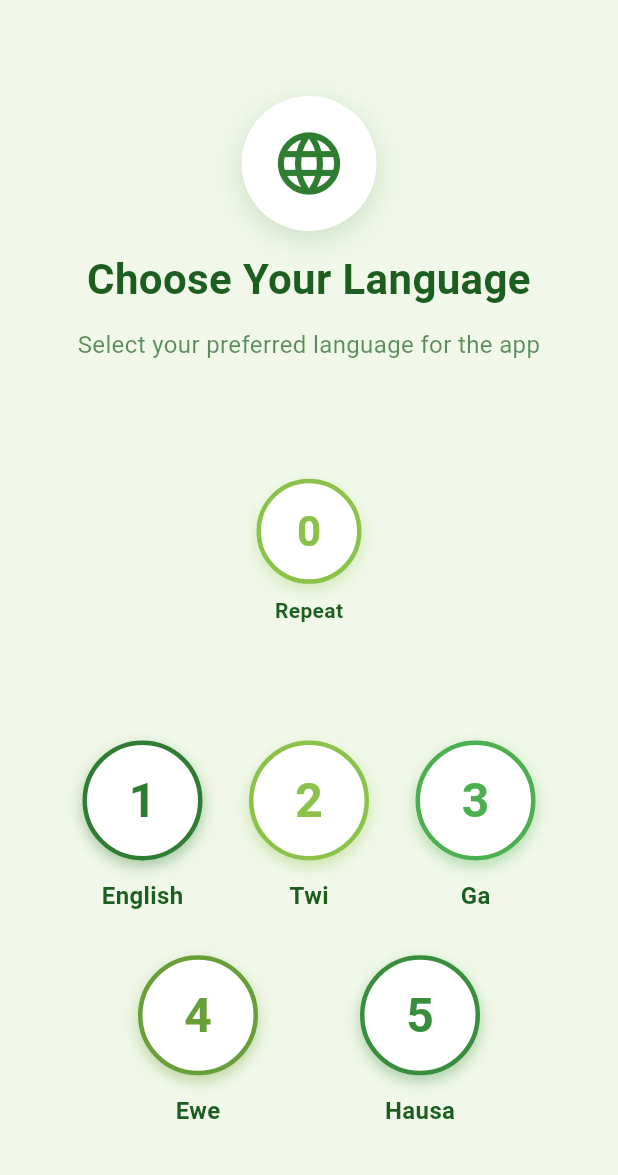
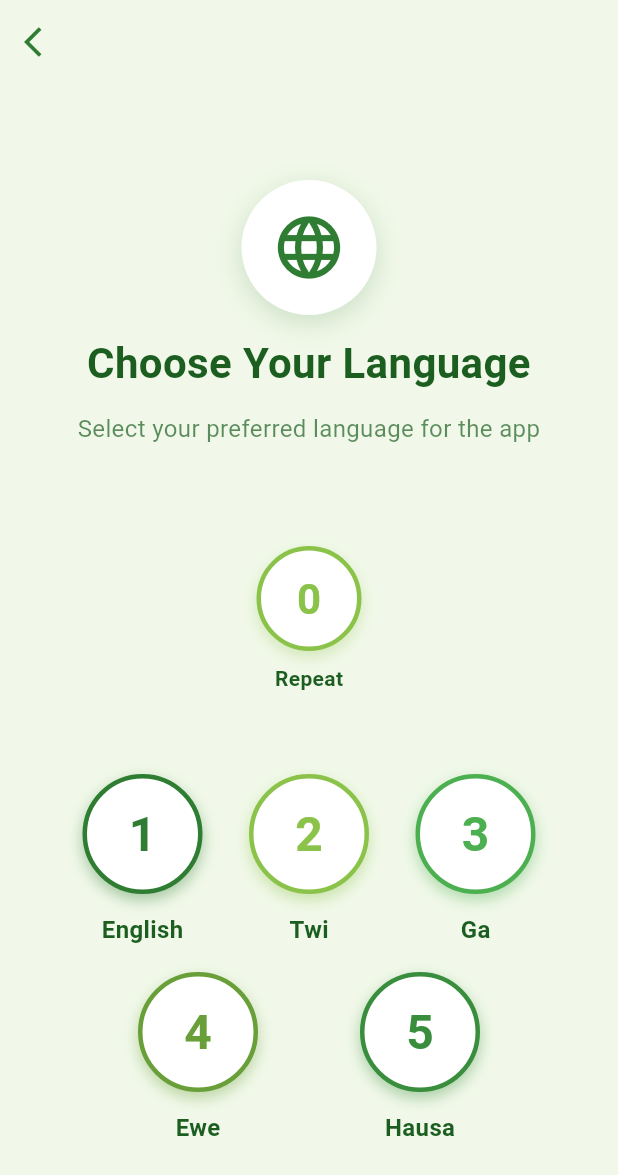
Before and after one commit to Cascasemi/dua_apomden, a Flutter app: the LanguageSelectionScreen screen opened directly, on a phone screen of 412 x 824 dp. Shown: the top 1175 px of the screen. Run offline on Flutter 3.47's test engine with Material 3 defaults, Android fonts, the phone set to English and light mode, and no system bars; our stand-ins replace audioplayers, shared_preferences; accounts and stored records are empty.

Commit message:
return button on each screen

```diff
--- a/lib/screens/language_selection_screen.dart
+++ b/lib/screens/language_selection_screen.dart
@@ -280,6 +280,20 @@ class _LanguageSelectionScreenState extends State<LanguageSelectionScreen>
   Widget build(BuildContext context) {
     return Scaffold(
       backgroundColor: Color(0xFFF1F8E9), // Very Light Green background
+      appBar: AppBar(
+        backgroundColor: Colors.transparent,
+        elevation: 0,
+        leading: IconButton(
+          icon: Icon(
+            Icons.arrow_back_ios,
+            color: Color(0xFF2E7D32),
+            size: 24,
+          ),
+          onPressed: () {
+            Navigator.pop(context);
+          },
+        ),
+      ),
       body: SafeArea(
         child: FadeTransition(
           opacity: _fadeAnimation,
```
Also changed, not shown: lib/screens/onboarding_screen.dart (+14 -0 lines).
